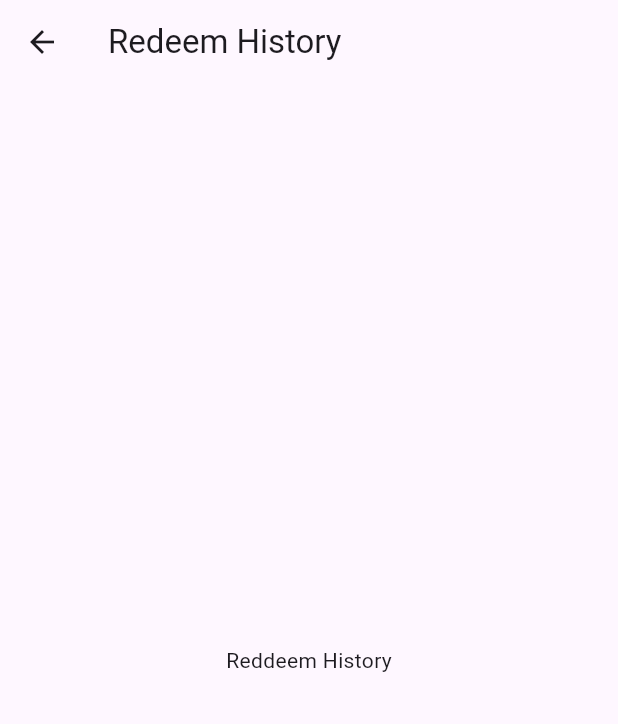
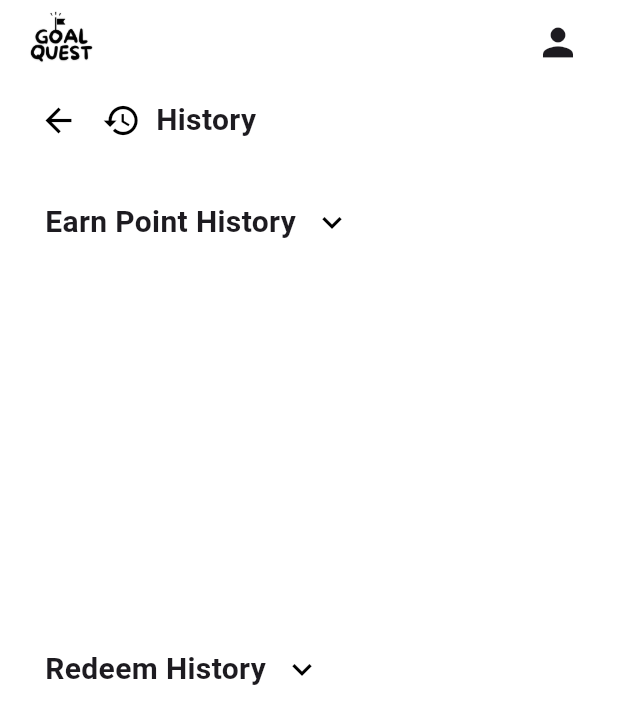
Before and after one commit to MethasakTKL/GoalQuest-Frontend, a Flutter app: the RedeemHistoryPage screen opened by its route, on a phone screen of 412 x 824 dp. Shown: the top 724 px of the screen. Run offline on Flutter 3.47's test engine with Material 3 defaults, Android fonts, the phone set to English and light mode, and no system bars.

Commit message:
change position for content and create redeem_history with text

```diff
--- a/lib/pages/profile/change_password_page.dart
+++ b/lib/pages/profile/change_password_page.dart
@@ -6,7 +6,9 @@ class ChangePasswordPage extends StatelessWidget {
   @override
   Widget build(BuildContext context) {
     return Scaffold(
+      backgroundColor: const Color.fromARGB(255, 255, 255, 255),
       appBar: AppBar(
+        backgroundColor: const Color.fromARGB(255, 255, 255, 255),
         title: Row(
           children: [
             Image.asset(
@@ -27,7 +29,7 @@ class ChangePasswordPage extends StatelessWidget {
       ),
       body: SafeArea(
         child: Padding(
-          padding: const EdgeInsets.fromLTRB(15, 15, 15, 0),
+          padding: const EdgeInsets.fromLTRB(15, 0, 15, 0),
           child: SingleChildScrollView( // เพิ่อให้สามารถเลื่อนหน้าจอได้ถ้าคอนเทนต์ใหญ่เกิน
             child: Center(
               child: Column(
@@ -42,7 +44,7 @@ class ChangePasswordPage extends StatelessWidget {
                           ),
                           onPressed: () {
                             Navigator.pop(context);
-                          }),
+                          },),
                       const SizedBox(width: 5),
                       const Icon(Icons.password, size: 26.0),
                       const SizedBox(width: 10),
--- a/lib/pages/profile/edit_profile_page.dart
+++ b/lib/pages/profile/edit_profile_page.dart
@@ -6,7 +6,9 @@ class EditProfilePage extends StatelessWidget {
   @override
   Widget build(BuildContext context) {
     return Scaffold(
+      backgroundColor: const Color.fromARGB(255, 255, 255, 255),
       appBar: AppBar(
+        backgroundColor: const Color.fromARGB(255, 255, 255, 255),
         title: Row(
           children: [
             Image.asset(
@@ -27,7 +29,7 @@ class EditProfilePage extends StatelessWidget {
       ),
       body: SafeArea(
         child: Padding(
-          padding: const EdgeInsets.fromLTRB(15, 15, 15, 0),
+          padding: const EdgeInsets.fromLTRB(15, 0, 15, 0),
           child: SingleChildScrollView( // เพิ่อให้สามารถเลื่อนหน้าจอได้ถ้าคอนเทนต์ใหญ่เกิน
             child: Center(
               child: Column(
--- a/lib/pages/profile/redeem_history_page.dart
+++ b/lib/pages/profile/redeem_history_page.dart
@@ -6,11 +6,103 @@ class RedeemHistoryPage extends StatelessWidget {
   @override
   Widget build(BuildContext context) {
     return Scaffold(
+      backgroundColor: const Color.fromARGB(255, 255, 255, 255),
       appBar: AppBar(
-        title: const Text('Redeem History'),
+        backgroundColor: const Color.fromARGB(255, 255, 255, 255),
+        title: Row(
+          children: [
+            Image.asset(
+              'assets/logo_black.png',
+              height: 50,
+            ),
+            const Spacer(), // ใช้ Spacer เพื่อจัดตำแหน่ง
+            IconButton(
+              icon: const Icon(Icons.person),
+              onPressed: () {
+                // ทำอะไรบางอย่างเมื่อกดปุ่ม
+              },
+              iconSize: 30,
+            ),
+          ],
+        ),
+        automaticallyImplyLeading: false, // ปิดปุ่ม Back
       ),
-      body: const Center(
-        child: Text('Reddeem History'),
+      body: SafeArea(
+        child: Padding(
+          padding: const EdgeInsets.fromLTRB(15, 0, 15, 0),
+          child: Center(
+            child: Column(
+              children: [
+                Row(
+                  children: [
+                    IconButton(
+                      icon: const Icon(
+                        Icons.arrow_back,
+                        color: Colors.black,
+                        size: 26,
+                      ),
+                      onPressed: () {
+                        Navigator.pop(context);
+                      },
+                    ),
+                    const SizedBox(width: 5),
+                    const Icon(Icons.history, size: 26.0, color: Colors.black,),
+                    const SizedBox(width: 10),
+                    const Text(
+                      'History',
+                      style: TextStyle(
+                        fontSize: 20,
+                        fontWeight: FontWeight.bold,
+                      ),
+                    ),
+                  ],
+                ),
+                const SizedBox(height: 20),
+                Padding(
+                  padding: const EdgeInsets.fromLTRB(15,0,0,0),
+                  child: Row(
+                    children: [
+                      const Text(
+                        'Earn Point History',
+                        style: TextStyle(
+                          fontSize: 20,
+                          fontWeight: FontWeight.bold,
+                        ),
+                      ),
+                      IconButton(
+                        onPressed: () {},
+                        icon: const Icon(Icons.keyboard_arrow_down),
+                        iconSize: 26.0 ,
+                        color: Colors.black,
+                      ),
+                    ],
+                  ),
+                ),
+                const SizedBox(height: 250),
+                Padding(
+                  padding: const EdgeInsets.fromLTRB(15,0,0,0),
+                  child: Row(
+                    children: [
+                      const Text(
+                        'Redeem History',
+                        style: TextStyle(
+                          fontSize: 20,
+                          fontWeight: FontWeight.bold,
+                        ),
+                      ),
+                      IconButton(
+                        onPressed: () {},
+                        icon: const Icon(Icons.keyboard_arrow_down),
+                        iconSize: 26.0 ,
+                        color: Colors.black,
+                      ),
+                    ],
+                  ),
+                ),
+              ],
+            ),
+          ),
+        ),
       ),
     );
   }
```
